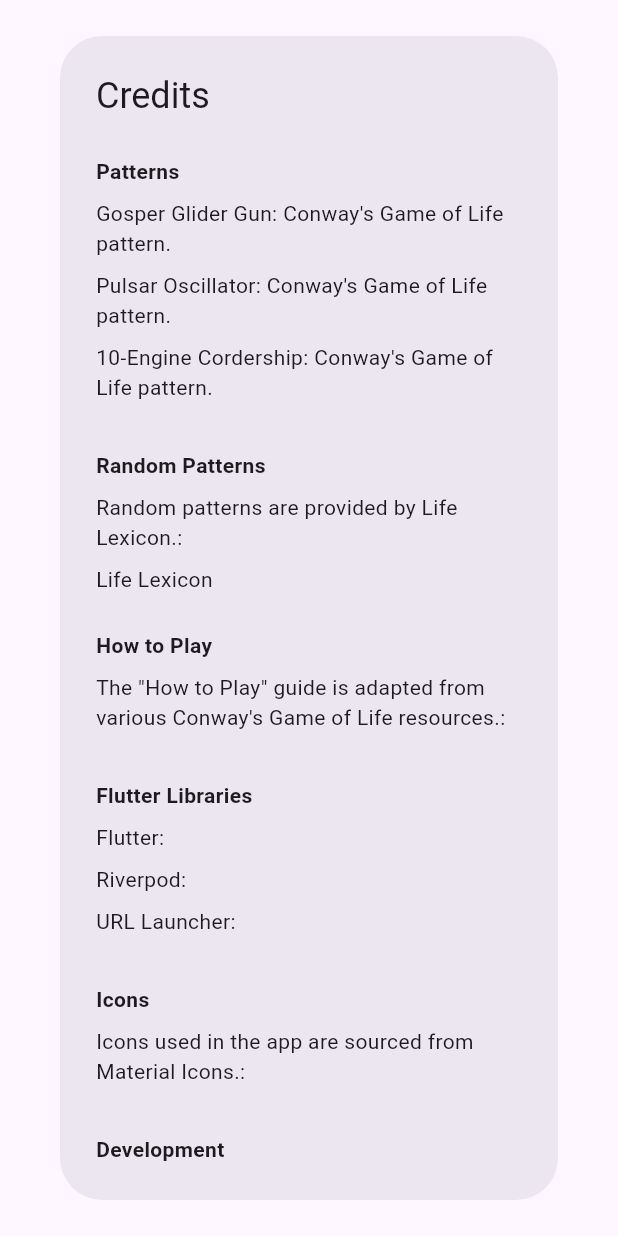
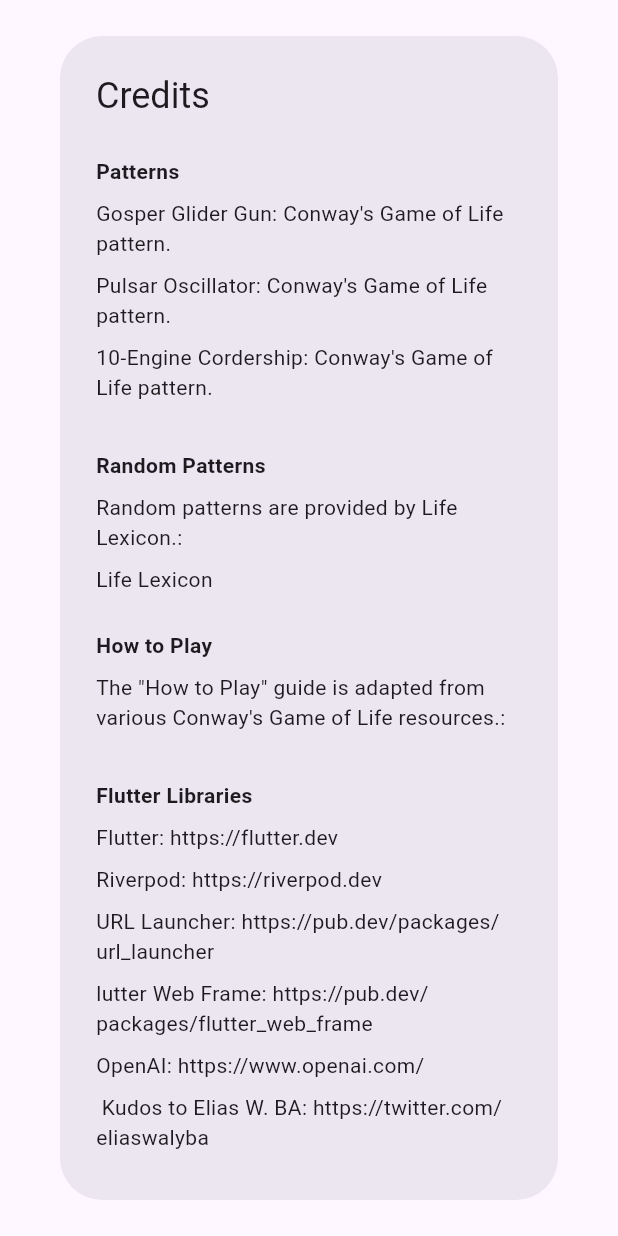
Before and after one commit to onyxah/GameOfLife, a Flutter app: the CreditsDialog widget shown alone on an empty page, opened directly, on a phone screen of 412 x 824 dp. Run offline on Flutter 3.47's test engine with Material 3 defaults, Android fonts, the phone set to English and light mode, and no system bars; our stand-ins replace flutter_riverpod; missing offline and left inert: flutter_web_frame.

Commit message:
fix some minor bugs

```diff
--- a/lib/app/components/credits_dialog.dart
+++ b/lib/app/components/credits_dialog.dart
@@ -29,18 +29,21 @@
             _creditItem('The "How to Play" guide is adapted from various Conway\'s Game of Life resources.',''),
             const SizedBox(height: 16),
             _categoryTitle('Flutter Libraries'),
-            _creditItem('Flutter',''),
-            _creditItem('Riverpod',''),
-            _creditItem('URL Launcher',''),
+            _creditItem('Flutter','https://flutter.dev'),
+            _creditItem('Riverpod','https://riverpod.dev'),
+            _creditItem('URL Launcher','https://pub.dev/packages/url_launcher'),
+            _creditItem('lutter Web Frame','https://pub.dev/packages/flutter_web_frame'),
+            _creditItem('OpenAI','https://www.openai.com/'),
+            _creditItem(' Kudos to Elias W. BA','https://twitter.com/eliaswalyba'),
             const SizedBox(height: 16),
             _categoryTitle('Icons'),
             _creditItem('Icons used in the app are sourced from Material Icons.',''),
             const SizedBox(height: 16),
             _categoryTitle('Development'),
-            _creditItem('Developed by [Your Name]',''),
+            _creditItem('Developed by Cheikh LO','onyxah@yahoo.com'),
             InkWell(
-              onTap: () => _launchURL('[Link to your GitHub repo]'),
-              child: _creditItem('GitHub Repository', '[Link to your GitHub repo]'),
+              onTap: () => _launchURL('Available soon'),
+              child: _creditItem('GitHub Repository', 'Available soon'),
             ),
             const SizedBox(height: 16),
             ElevatedButton(
```
Also changed, not shown: 5 other files.
